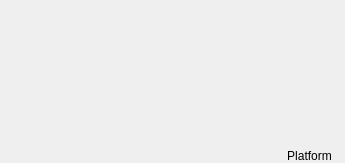
The window that frontend/forms/SPTComplexHeaderIcon.ui (spectrumlive/spectrum-studio) describes before a commit, drawn with Qt 5.
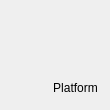
The same window after the commit.

What changed in the file:
```diff
--- a/frontend/forms/SPTComplexHeaderIcon.ui
+++ b/frontend/forms/SPTComplexHeaderIcon.ui
@@ -6,8 +6,8 @@
    <rect>
     <x>0</x>
     <y>0</y>
-    <width>345</width>
-    <height>163</height>
+    <width>110</width>
+    <height>110</height>
    </rect>
   </property>
   <property name="windowTitle">
@@ -16,24 +16,15 @@
   <property name="scaledContents">
    <bool>true</bool>
   </property>
-  <layout class="QVBoxLayout" name="verticalLayout">
-   <property name="spacing">
-    <number>0</number>
-   </property>
-   <property name="leftMargin">
-    <number>0</number>
-   </property>
-   <property name="topMargin">
-    <number>0</number>
-   </property>
-   <property name="rightMargin">
-    <number>13</number>
-   </property>
-   <property name="bottomMargin">
-    <number>0</number>
-   </property>
-   <item alignment="Qt::AlignRight|Qt::AlignBottom">
     <widget class="QLabel" name="PlatformLabel">
+   <property name="geometry">
+    <rect>
+     <x>50</x>
+     <y>80</y>
+     <width>51</width>
+     <height>16</height>
+    </rect>
+   </property>
      <property name="acceptDrops">
       <bool>true</bool>
      </property>
@@ -50,8 +41,6 @@
       <bool>true</bool>
      </property>
     </widget>
-   </item>
-  </layout>
  </widget>
  <resources/>
  <connections/>
```
Left out of the diff: 2 changed lines with no effect on the pictures. Lines whose indentation alone changed are shown as unchanged.
